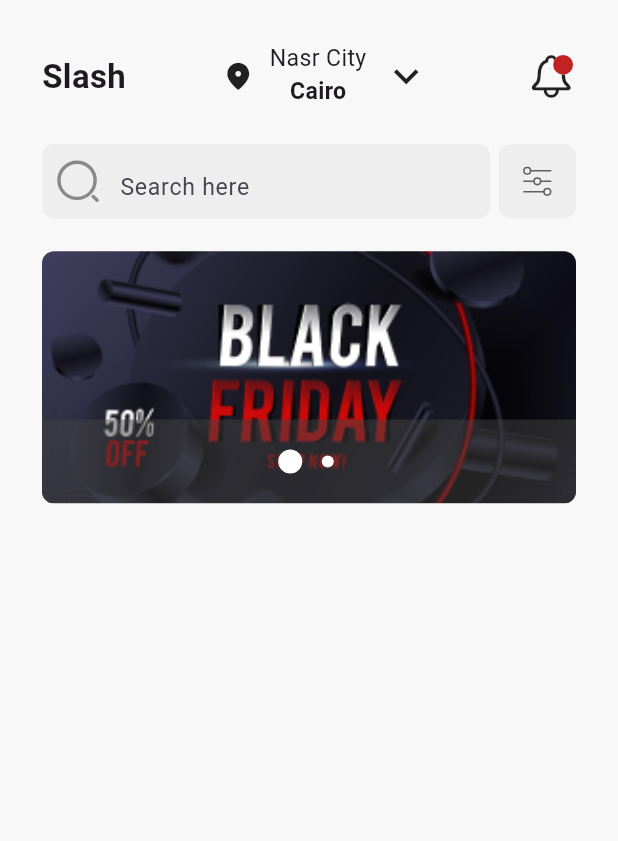
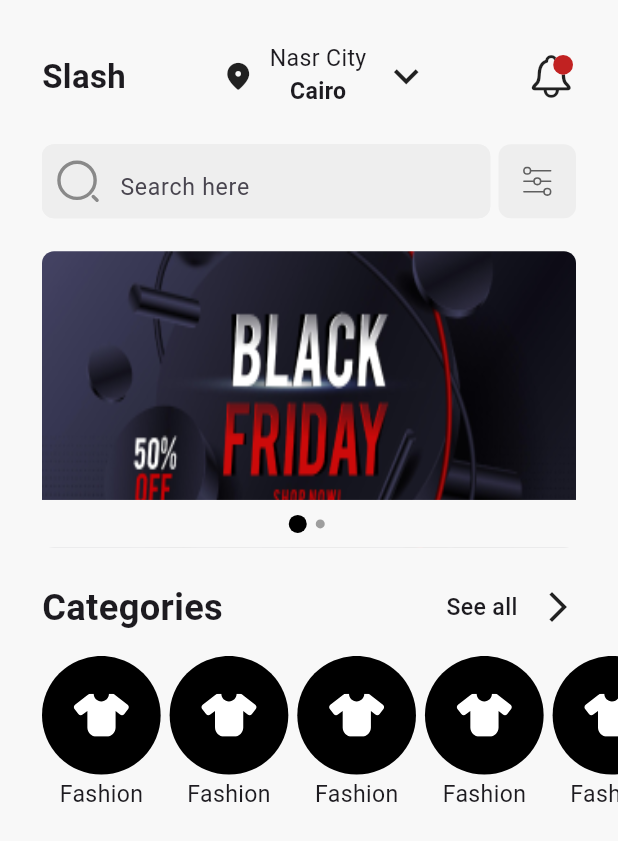
Before and after one commit to cshazem1/test_slash, a Flutter app: the screen it shows after launch, on a phone screen of 412 x 824 dp. Shown: the top 841 px of the screen. Run offline on Flutter 3.47's test engine with Material 3 defaults, Android fonts, the phone set to English and light mode, and no system bars; our stand-ins replace another_carousel_pro, flutter_screenutil, flutter_svg, font_awesome_flutter, go_router; Roboto replaces fonts that are missing (Urbanist).

Commit message:
added categries in home screen

```diff
--- a/lib/constans.dart
+++ b/lib/constans.dart
@@ -2,5 +2,5 @@
 import 'package:flutter/material.dart';
 
 const kPrimaryColor=Color(0xffF8F8F8);
-
+const double kPadding=28;
 const kPrimaryFont='Urbanist';
--- a/lib/core/theming/styles.dart
+++ b/lib/core/theming/styles.dart
@@ -17,7 +17,7 @@ static TextStyle  font14Black700Weight= TextStyle(
 );
 static TextStyle  font14Black400Weight= TextStyle(
     fontWeight: FontWeight.w400,
-    fontSize: 14.sp,fontFamily: kPrimaryFont
+    fontSize: 12.sp,fontFamily: kPrimaryFont
 
 );
 static TextStyle  font22Black600Weight= TextStyle(
--- a/lib/features/home/presentation/views/widgets/categories.dart
+++ b/lib/features/home/presentation/views/widgets/categories.dart
@@ -1,12 +1,41 @@
+import 'package:flutter/cupertino.dart';
 import 'package:flutter/material.dart';
+import 'package:flutter_screenutil/flutter_screenutil.dart';
+import 'package:flutter_svg/flutter_svg.dart';
+import 'package:test_slash/core/theming/styles.dart';
+import 'package:test_slash/features/home/presentation/views/widgets/custom_row_description.dart';
+
+import '../../../../../constans.dart';
+import 'custom_item_category.dart';
 
 class Categories extends StatelessWidget {
-  const Categories({
+  const Categories({required this.textDesc,
     super.key,
   });
-
+final String textDesc;
   @override
   Widget build(BuildContext context) {
-    return const Column();
+    return Column(
+      crossAxisAlignment: CrossAxisAlignment.start,
+      children: [
+         CustomRowDescription(text: textDesc,),
+        const SizedBox(
+          height: 15,
+        ),
+        SizedBox(
+          height: 105.sp,
+          child: Padding(
+            padding: const EdgeInsets.only(left: kPadding),
+            child: ListView.builder(
+              scrollDirection: axisDirectionToAxis(AxisDirection.left),
+              itemCount: 5,
+              itemBuilder: (context, index) {
+                return const CustomItemCategory();
+              },
+            ),
+          ),
+        )
+      ],
+    );
   }
 }
--- a/lib/features/home/presentation/views/widgets/custom_app_bar.dart
+++ b/lib/features/home/presentation/views/widgets/custom_app_bar.dart
@@ -1,6 +1,7 @@
 import 'package:flutter/cupertino.dart';
 import 'package:flutter/material.dart';
 import 'package:flutter_screenutil/flutter_screenutil.dart';
+import 'package:test_slash/constans.dart';
 
 import '../../../../../core/theming/colors.dart';
 import '../../../../../core/theming/styles.dart';
@@ -12,7 +13,11 @@ class CustomAppBar extends StatelessWidget {
 
   @override
   Widget build(BuildContext context) {
-    return SizedBox(
+    return Padding(
+      padding: const EdgeInsets.symmetric(
+        horizontal: kPadding
+      ),
+      child: SizedBox(
         height: 42.spMax,
         width: MediaQuery.sizeOf(context).width,
         child: Row(
@@ -83,6 +88,7 @@ class CustomAppBar extends StatelessWidget {
             ])
           ],
         ),
+      ),
     );
   }
 }
--- a/lib/features/home/presentation/views/widgets/custom_carousel_image.dart
+++ b/lib/features/home/presentation/views/widgets/custom_carousel_image.dart
@@ -1,6 +1,8 @@
 import 'package:another_carousel_pro/another_carousel_pro.dart';
 import 'package:flutter/material.dart';
 import 'package:flutter_screenutil/flutter_screenutil.dart';
+
+import '../../../../../constans.dart';
 
 class CustomCarouselImage extends StatelessWidget {
   const CustomCarouselImage({
@@ -9,11 +11,29 @@ class CustomCarouselImage extends StatelessWidget {
 
   @override
   Widget build(BuildContext context) {
-    return SizedBox(
-        height: 153.spMax,
-        child: AnotherCarousel(borderRadius: true, images: const [
-          AssetImage("assets/images/black_friday.png"),
-          AssetImage("assets/images/black_friday2.jpeg")
-        ]));
+    return Padding(
+      padding: const EdgeInsets.symmetric(
+          horizontal: kPadding
+      ),      child: SizedBox(
+          height: 180.spMax,
+          child: AnotherCarousel(
+              dotSize: 6.0,
+              dotSpacing: 15.0,
+              dotHorizontalPadding: 10,
+              boxFit: BoxFit.fill,
+              noRadiusForIndicator: true,
+
+              dotColor: Colors.grey,
+              indicatorBgPadding: 10.0,
+
+
+              dotBgColor: kPrimaryColor,
+dotIncreasedColor: Colors.black,
+
+              borderRadius: true, images: const [
+            AssetImage("assets/images/black_friday.png"),
+            AssetImage("assets/images/black_friday2.jpeg")
+          ])),
+    );
   }
 }
--- /dev/null
+++ b/lib/features/home/presentation/views/widgets/custom_item_category.dart
@@ -0,0 +1,51 @@
+import 'package:flutter/material.dart';
+import 'package:flutter_screenutil/flutter_screenutil.dart';
+import 'package:flutter_svg/svg.dart';
+
+import '../../../../../constans.dart';
+import '../../../../../core/theming/styles.dart';
+
+class CustomItemCategory extends StatelessWidget {
+  const CustomItemCategory({
+    super.key,
+  });
+
+  @override
+  Widget build(BuildContext context) {
+    return Row(
+      mainAxisAlignment: MainAxisAlignment.start,
+      children: [
+        Padding(
+          padding: const EdgeInsets.only(right: 6.0),
+          child: Column(
+            children: [
+              Container(
+                width: 72.sp,
+                height: 72.sp,
+                decoration: BoxDecoration(
+                    borderRadius: BorderRadius.circular(500),
+                    color: Colors.black),
+                child: Center(
+                    child: SvgPicture.asset(
+                  "assets/svg/icons/shirt.svg",
+                  height: 34.sp,
+                  width: 34.sp,
+                )),
+              ),
+              const SizedBox(
+                height: 2,
+              ),
+              SizedBox(
+                child: Text(
+                  "Fashion",
+                  style:
+                      TextStyles.font14Black400Weight.copyWith(fontSize: 14.sp),
+                ),
+              )
+            ],
+          ),
+        ),
+      ],
+    );
+  }
+}
--- /dev/null
+++ b/lib/features/home/presentation/views/widgets/custom_row_description.dart
@@ -0,0 +1,38 @@
+import 'package:flutter/material.dart';
+
+import '../../../../../constans.dart';
+import '../../../../../core/theming/styles.dart';
+
+class CustomRowDescription extends StatelessWidget {
+  const CustomRowDescription({required this.text,
+    super.key,
+  });
+final String text;
+  @override
+  Widget build(BuildContext context) {
+    return Padding(
+      padding: const EdgeInsets.symmetric(horizontal: kPadding),
+      child: Row(
+        mainAxisAlignment: MainAxisAlignment.spaceBetween,
+        children: [
+          Text(
+            text,
+            style: TextStyles.font22Black600Weight,
+          ),
+          Row(
+            children: [
+              Text(
+                "See all",
+                style: TextStyles.font14Black500Weight,
+              ),
+              const SizedBox(
+                width: 15,
+              ),
+              const Icon(Icons.arrow_forward_ios)
+            ],
+          ),
+        ],
+      ),
+    );
+  }
+}
--- a/lib/features/home/presentation/views/widgets/custom_search.dart
+++ b/lib/features/home/presentation/views/widgets/custom_search.dart
@@ -5,6 +5,7 @@ import 'package:flutter_svg/flutter_svg.dart';
 import 'package:font_awesome_flutter/font_awesome_flutter.dart';
 import 'package:test_slash/core/theming/styles.dart';
 
+import '../../../../../constans.dart';
 import '../../../../../core/theming/colors.dart';
 
 class CustomSearch extends StatelessWidget {
@@ -14,7 +15,11 @@ class CustomSearch extends StatelessWidget {
 
   @override
   Widget build(BuildContext context) {
-    return Row(
+    return Padding(
+      padding: const EdgeInsets.symmetric(
+          horizontal: kPadding
+      ),
+      child: Row(
         mainAxisAlignment: MainAxisAlignment.spaceBetween,
         children: [
           Container(
@@ -60,6 +65,7 @@ class CustomSearch extends StatelessWidget {
             ),
           ),)
         ],
+      ),
     );
   }
 
--- a/lib/features/home/presentation/views/widgets/home_view_body.dart
+++ b/lib/features/home/presentation/views/widgets/home_view_body.dart
@@ -2,6 +2,7 @@ import 'package:another_carousel_pro/another_carousel_pro.dart';
 import 'package:flutter/cupertino.dart';
 import 'package:flutter/material.dart';
 import 'package:flutter_screenutil/flutter_screenutil.dart';
+import 'package:test_slash/constans.dart';
 import 'package:test_slash/features/home/presentation/views/widgets/categories.dart';
 
 import '../../../../../core/theming/colors.dart';
@@ -17,8 +18,8 @@ class HomeViewBody extends StatelessWidget {
 
   @override
   Widget build(BuildContext context) {
-    return Padding(
-      padding: const EdgeInsets.symmetric(horizontal: 28.0, vertical: 28),
+    return  Padding(
+      padding: const EdgeInsets.symmetric( vertical: 28),
       child: SingleChildScrollView(
         child: Column(
           children: [
@@ -34,7 +35,7 @@ class HomeViewBody extends StatelessWidget {
             SizedBox(
               height: 20.spMax,
             ),
-            const Categories()
+            const Categories(textDesc: "Categories",),
           ],
         ),
       ),
--- a/pubspec.yaml
+++ b/pubspec.yaml
@@ -42,6 +42,7 @@ dependencies:
   google_fonts: ^5.1.0
   font_awesome_flutter: ^10.7.0
   another_carousel_pro: ^1.0.2
+  carousel_slider: ^4.2.1
 dev_dependencies:
   flutter_test:
     sdk: flutter
```
Also changed, not shown: assets/images/best_seller_1.png (added), assets/svg/icons/Vector (4).svg (added), assets/svg/icons/book.svg (added), assets/svg/icons/dice.svg (added), assets/svg/icons/glasses.svg (added), assets/svg/icons/shirt.svg (added), pubspec.lock. Lines whose indentation alone changed are shown as unchanged.
